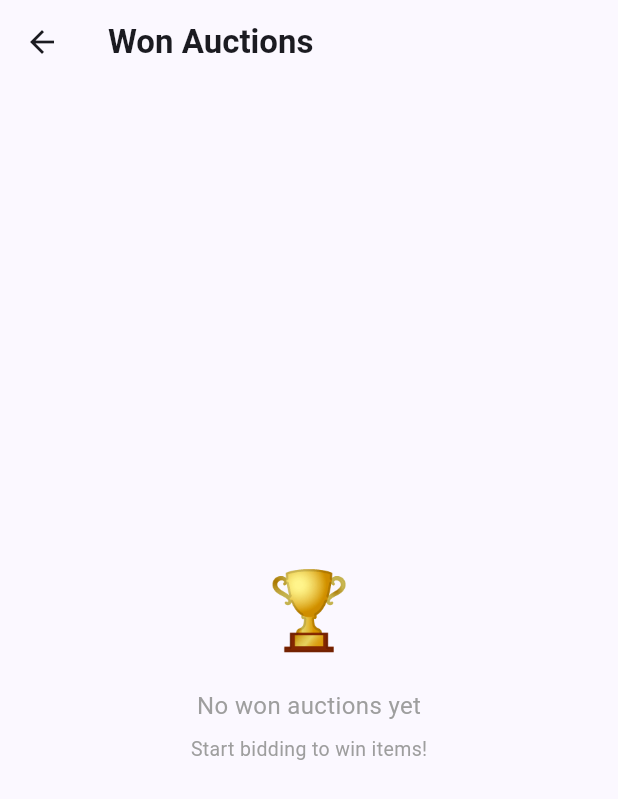
After one commit to yug2912/auctionhub, a Flutter app: the ProfileScreen screen opened directly, after a tap on "Won Auctions", on a phone screen of 412 x 824 dp. The commit adds this screen. Shown: the top 799 px of the screen. Run offline on Flutter 3.47's test engine with Material 3 defaults, Android fonts, the phone set to English and light mode, and no system bars; our stand-ins replace cloud_firestore, firebase_auth, firebase_core, sqflite; accounts and stored records are empty.

Commit message:
feat: added Won Auctions screen in profile

```diff
--- a/lib/screens/profile_screen.dart
+++ b/lib/screens/profile_screen.dart
@@ -1,6 +1,7 @@
 import 'package:flutter/material.dart';
 import '../main.dart';
 import 'login_screen.dart';
+import 'won_auctions_screen.dart';
 
 class ProfileScreen extends StatefulWidget {
   const ProfileScreen({super.key});
@@ -99,6 +100,12 @@ class _ProfileScreenState extends State<ProfileScreen> {
                     onTap: () {},
                   ),
                   _settingsTile(Icons.history, 'Bid History', onTap: () {}),
+                  _settingsTile(Icons.emoji_events, 'Won Auctions', onTap: () {
+                    Navigator.push(
+                        context,
+                        MaterialPageRoute(
+                            builder: (_) => const WonAuctionsScreen()));
+                  }),
                   _settingsTile(
                     Icons.favorite_outline,
                     'Saved Items',
@@ -149,9 +156,8 @@ class _ProfileScreenState extends State<ProfileScreen> {
                         value: _isDark,
                         onChanged: (val) {
                           setState(() => _isDark = val);
-                          themeNotifier.value = val
-                              ? ThemeMode.dark
-                              : ThemeMode.light;
+                          themeNotifier.value =
+                              val ? ThemeMode.dark : ThemeMode.light;
                         },
                       ),
                     ),
--- /dev/null
+++ b/lib/screens/won_auctions_screen.dart
@@ -0,0 +1,133 @@
+import 'package:flutter/material.dart';
+import '../data/firestore_helper.dart';
+
+class WonAuctionsScreen extends StatefulWidget {
+  const WonAuctionsScreen({super.key});
+
+  @override
+  State<WonAuctionsScreen> createState() => _WonAuctionsScreenState();
+}
+
+class _WonAuctionsScreenState extends State<WonAuctionsScreen> {
+  List<Map<String, dynamic>> _wonAuctions = [];
+  bool _loading = true;
+
+  @override
+  void initState() {
+    super.initState();
+    _loadWonAuctions();
+  }
+
+  Future<void> _loadWonAuctions() async {
+    final data = await FirestoreHelper.instance.getWonAuctions();
+    setState(() {
+      _wonAuctions = data;
+      _loading = false;
+    });
+  }
+
+  @override
+  Widget build(BuildContext context) {
+    return Scaffold(
+      appBar: AppBar(
+        title: const Text('Won Auctions',
+            style: TextStyle(fontWeight: FontWeight.w600)),
+        centerTitle: false,
+      ),
+      body: _loading
+          ? const Center(child: CircularProgressIndicator())
+          : _wonAuctions.isEmpty
+              ? Center(
+                  child: Column(
+                    mainAxisAlignment: MainAxisAlignment.center,
+                    children: const [
+                      Text('🏆', style: TextStyle(fontSize: 50)),
+                      SizedBox(height: 16),
+                      Text('No won auctions yet',
+                          style: TextStyle(fontSize: 16, color: Colors.grey)),
+                      SizedBox(height: 8),
+                      Text('Start bidding to win items!',
+                          style: TextStyle(fontSize: 13, color: Colors.grey)),
+                    ],
+                  ),
+                )
+              : ListView.builder(
+                  padding: const EdgeInsets.all(16),
+                  itemCount: _wonAuctions.length,
+                  itemBuilder: (_, i) {
+                    final item = _wonAuctions[i];
+                    return Card(
+                      margin: const EdgeInsets.only(bottom: 12),
+                      elevation: 0,
+                      shape: RoundedRectangleBorder(
+                          borderRadius: BorderRadius.circular(16)),
+                      child: Padding(
+                        padding: const EdgeInsets.all(12),
+                        child: Row(
+                          children: [
+                            // Photo or emoji
+                            Container(
+                              width: 70,
+                              height: 70,
+                              decoration: BoxDecoration(
+                                color: const Color(0xFFE8EAF6),
+                                borderRadius: BorderRadius.circular(12),
+                              ),
+                              child: const Center(
+                                child:
+                                    Text('🏆', style: TextStyle(fontSize: 30)),
+                              ),
+                            ),
+                            const SizedBox(width: 12),
+                            // Details
+                            Expanded(
+                              child: Column(
+                                crossAxisAlignment: CrossAxisAlignment.start,
+                                children: [
+                                  Text(
+                                    item['title'] ?? 'Unknown Item',
+                                    style: const TextStyle(
+                                        fontSize: 14,
+                                        fontWeight: FontWeight.w600),
+                                  ),
+                                  const SizedBox(height: 4),
+                                  Row(
+                                    children: [
+                                      const Icon(Icons.location_on_outlined,
+                                          size: 13, color: Colors.grey),
+                                      const SizedBox(width: 2),
+                                      Text(
+                                        item['location'] ?? 'Unknown',
+                                        style: const TextStyle(
+                                            fontSize: 12, color: Colors.grey),
+                                      ),
+                                    ],
+                                  ),
+                                  const SizedBox(height: 6),
+                                  Container(
+                                    padding: const EdgeInsets.symmetric(
+                                        horizontal: 10, vertical: 4),
+                                    decoration: BoxDecoration(
+                                      color: const Color(0xFFE8F5E9),
+                                      borderRadius: BorderRadius.circular(8),
+                                    ),
+                                    child: Text(
+                                      'Won for \$${item['price']?.toStringAsFixed(0) ?? '0'}',
+                                      style: const TextStyle(
+                                          fontSize: 12,
+                                          fontWeight: FontWeight.w600,
+                                          color: Color(0xFF2E7D32)),
+                                    ),
+                                  ),
+                                ],
+                              ),
+                            ),
+                          ],
+                        ),
+                      ),
+                    );
+                  },
+                ),
+    );
+  }
+}
```
